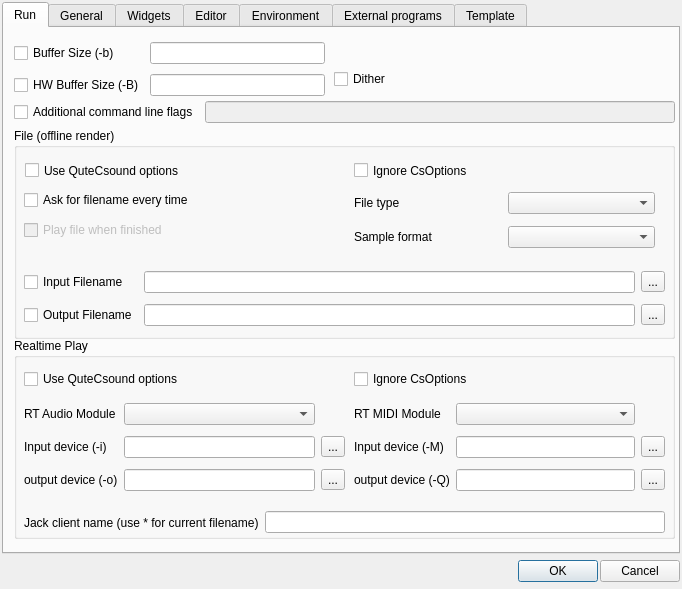
Qt form src/configdialog.ui (CsoundQt/CsoundQt) before a commit.
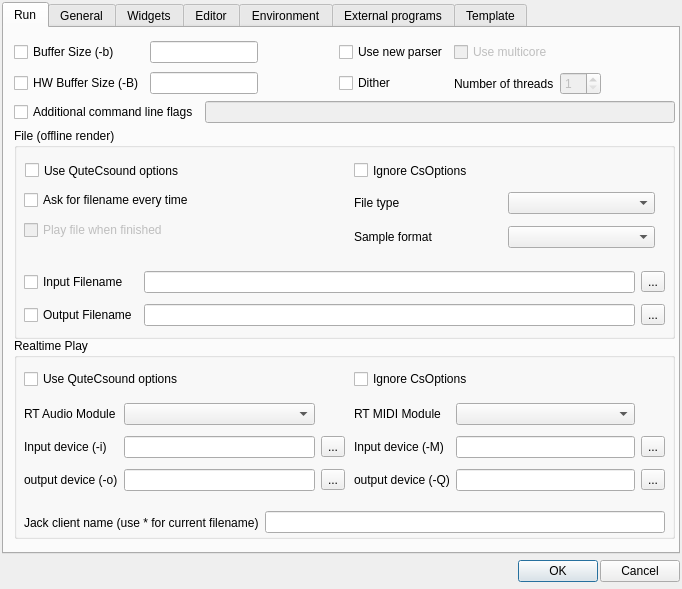
The same form after that commit. The open tabs and pages were chosen to show the change.

Commit message: Added options to configure using new parser and ParCS with control of number of threads. Implemented index for play function of qcs python object

Diff of the .ui file:
```diff
--- a/src/configdialog.ui
+++ b/src/configdialog.ui
@@ -363,19 +363,6 @@
         </layout>
        </widget>
       </widget>
-      <widget class="QCheckBox" name="DitherCheckBox">
-       <property name="geometry">
-        <rect>
-         <x>330</x>
-         <y>40</y>
-         <width>121</width>
-         <height>22</height>
-        </rect>
-       </property>
-       <property name="text">
-        <string>Dither</string>
-       </property>
-      </widget>
       <widget class="QWidget" name="layoutWidget7">
        <property name="geometry">
         <rect>
@@ -407,7 +394,7 @@
         <rect>
          <x>10</x>
          <y>10</y>
-         <width>311</width>
+         <width>661</width>
          <height>62</height>
         </rect>
        </property>
@@ -432,6 +419,76 @@
         <item row="1" column="1">
          <widget class="QLineEdit" name="HwBufferSizeLineEdit"/>
         </item>
+        <item row="1" column="3">
+         <widget class="QCheckBox" name="DitherCheckBox">
+          <property name="text">
+           <string>Dither</string>
+          </property>
+         </widget>
+        </item>
+        <item row="0" column="3">
+         <widget class="QCheckBox" name="newParserCheckBox">
+          <property name="text">
+           <string>Use new parser</string>
+          </property>
+         </widget>
+        </item>
+        <item row="1" column="4">
+         <widget class="QLabel" name="label_13">
+          <property name="text">
+           <string>Number of threads</string>
+          </property>
+         </widget>
+        </item>
+        <item row="0" column="4">
+         <widget class="QCheckBox" name="multicoreCheckBox">
+          <property name="enabled">
+           <bool>false</bool>
+          </property>
+          <property name="text">
+           <string>Use multicore</string>
+          </property>
+         </widget>
+        </item>
+        <item row="0" column="6">
+         <spacer name="horizontalSpacer_9">
+          <property name="orientation">
+           <enum>Qt::Horizontal</enum>
+          </property>
+          <property name="sizeHint" stdset="0">
+           <size>
+            <width>40</width>
+            <height>20</height>
+           </size>
+          </property>
+         </spacer>
+        </item>
+        <item row="1" column="5">
+         <widget class="QSpinBox" name="numThreadsSpinBox">
+          <property name="enabled">
+           <bool>false</bool>
+          </property>
+          <property name="minimum">
+           <number>1</number>
+          </property>
+          <property name="maximum">
+           <number>12</number>
+          </property>
+         </widget>
+        </item>
+        <item row="0" column="2">
+         <spacer name="horizontalSpacer_10">
+          <property name="orientation">
+           <enum>Qt::Horizontal</enum>
+          </property>
+          <property name="sizeHint" stdset="0">
+           <size>
+            <width>40</width>
+            <height>20</height>
+           </size>
+          </property>
+         </spacer>
+        </item>
        </layout>
       </widget>
      </widget>
```
Left out of the diff: 74 changed lines with no effect on the pictures. The commit also changes 4 other files.
